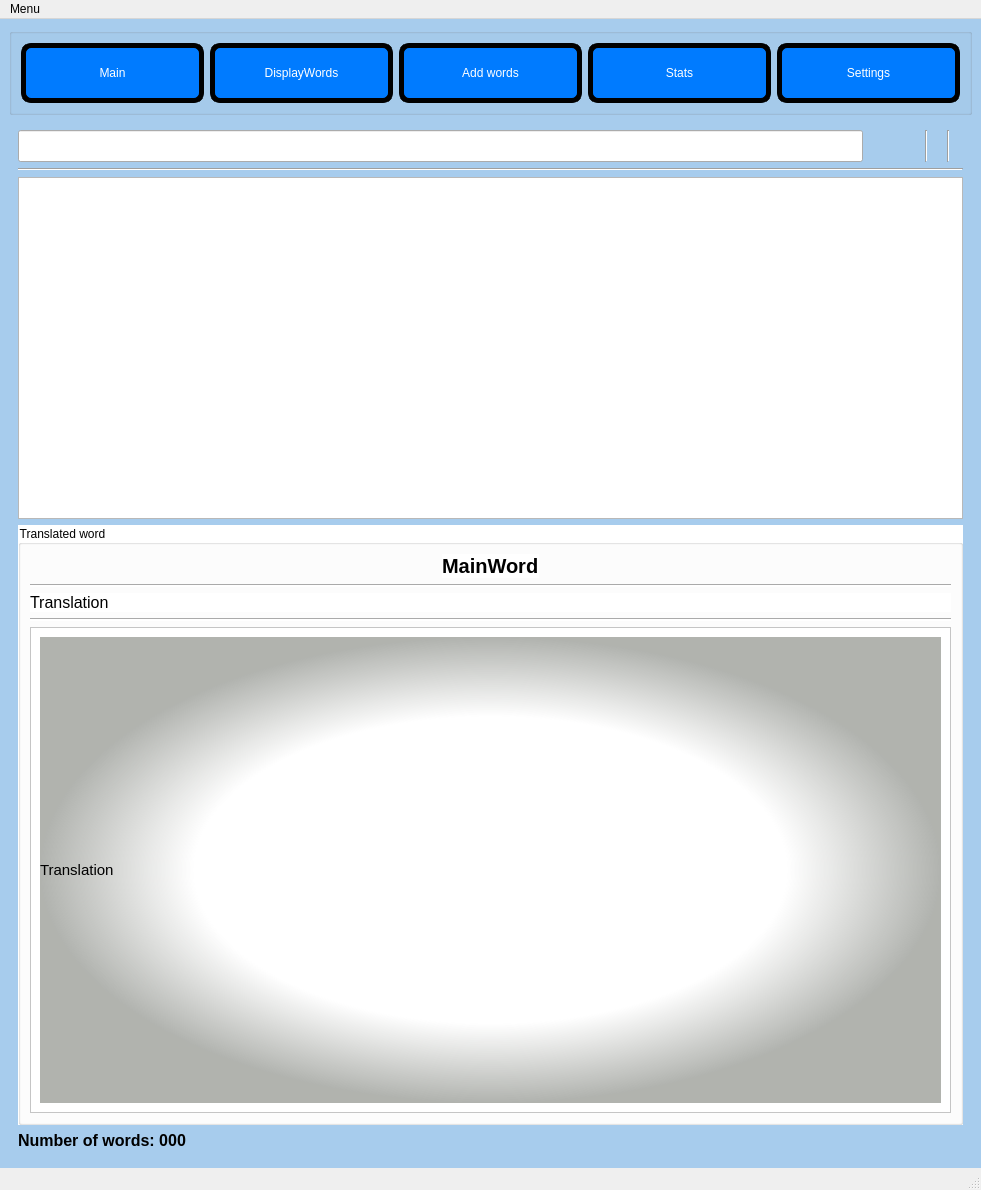
Old version of the form interface/main.ui in the repository Krystiankr/PYQT5.
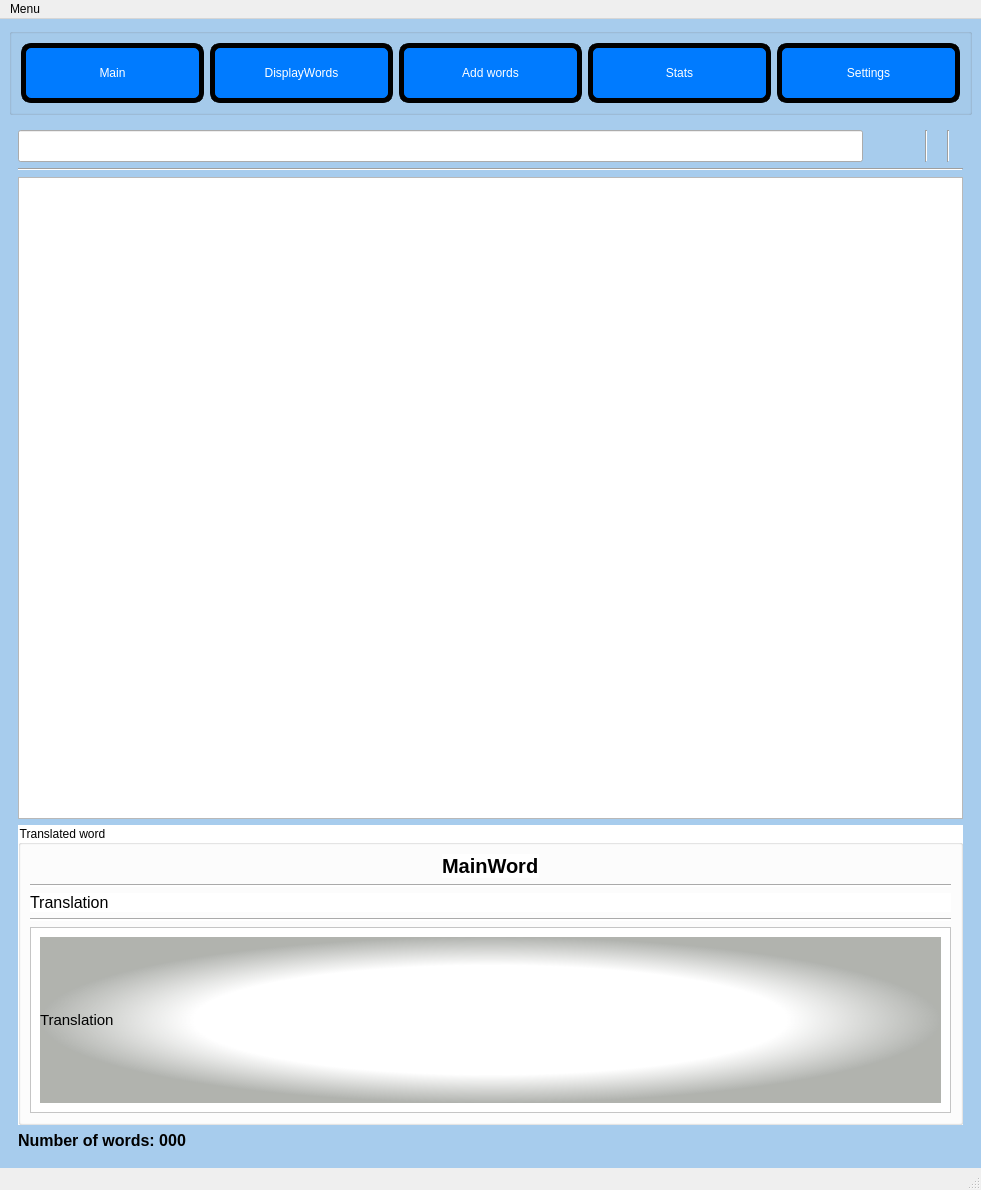
New version of the form. Icons and pictures are not drawn. Custom widgets are drawn as their Qt base class.

What changed in the file:
```diff
--- a/interface/main.ui
+++ b/interface/main.ui
@@ -543,13 +543,13 @@
           <property name="minimumSize">
            <size>
             <width>0</width>
-            <height>600</height>
+            <height>300</height>
            </size>
           </property>
           <property name="maximumSize">
            <size>
             <width>16777215</width>
-            <height>600</height>
+            <height>300</height>
            </size>
           </property>
           <property name="styleSheet">
@@ -570,7 +570,6 @@
              <property name="font">
               <font>
                <pointsize>15</pointsize>
-               <weight>75</weight>
                <bold>true</bold>
               </font>
              </property>
@@ -615,8 +614,8 @@
                <rect>
                 <x>0</x>
                 <y>0</y>
-                <width>887</width>
-                <height>421</height>
+                <width>923</width>
+                <height>183</height>
                </rect>
               </property>
               <layout class="QVBoxLayout" name="verticalLayout_10">
```
Left out of the diff: 12 changed lines with no effect on the pictures.
